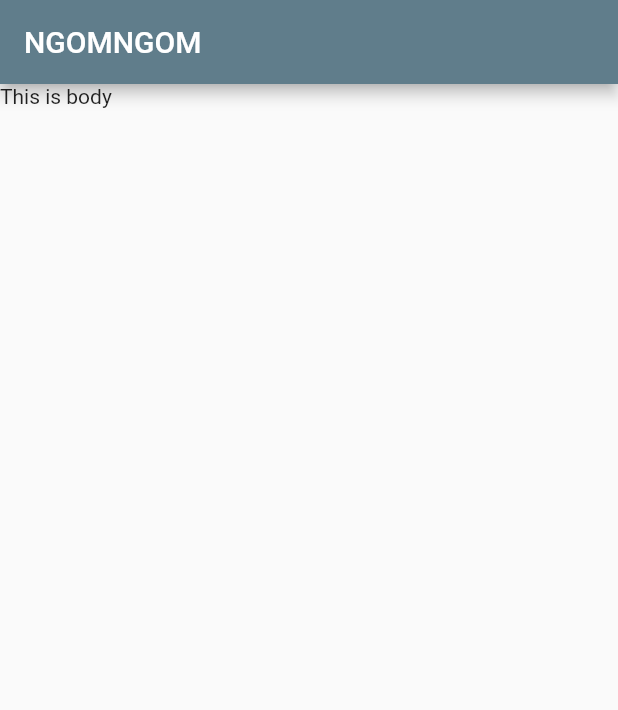
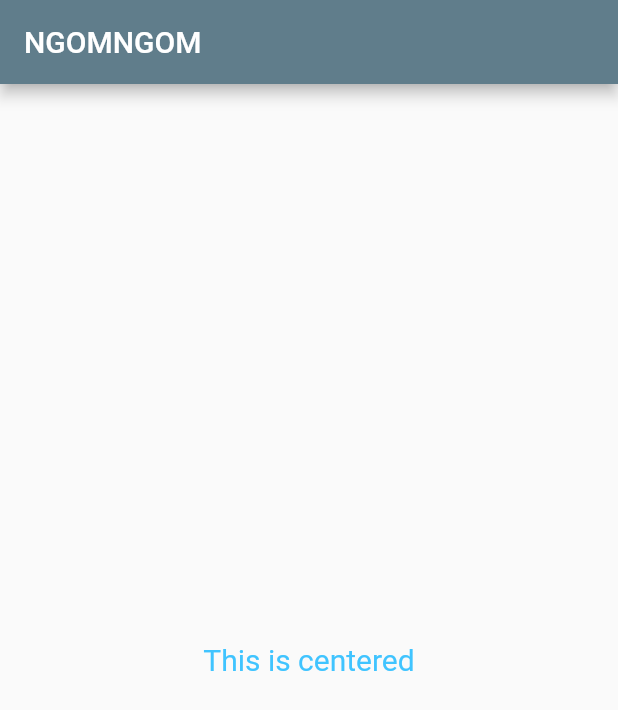
Before and after one commit to NGOMNGOM/FlutterRepo, a Flutter app: the screen it shows after launch, on a phone screen of 412 x 824 dp. Shown: the top 710 px of the screen. Run offline on Flutter 3.47's test engine with Material 2 defaults, Android fonts, the phone set to English and light mode, and no system bars.

Commit message:
Stateless, Center, and Text styling

```diff
--- a/flutter_application_1/lib/main.dart
+++ b/flutter_application_1/lib/main.dart
@@ -1,11 +1,27 @@
 import "package:flutter/material.dart";
 
 void main() {
-  var app = MaterialApp(
-      title: "My Application",
-      theme: ThemeData(primarySwatch: Colors.blueGrey),
-      home: Scaffold(
-          appBar: AppBar(title: const Text("NGOMNGOM")),
-          body: const Text("This is body")));
+  var app = const MyApp();
   runApp(app);
 }
+
+class MyApp extends StatelessWidget {
+  const MyApp({super.key});
+
+  @override
+  Widget build(BuildContext context) {
+    return MaterialApp(
+        title: "My Application",
+        theme: ThemeData(primarySwatch: Colors.blueGrey),
+        home: Scaffold(
+            appBar: AppBar(title: const Text("NGOMNGOM")),
+            body: const Center(
+                child: Text(
+              "This is centered",
+              style: TextStyle(
+                fontSize: 20,
+                color: Colors.lightBlueAccent,
+              ),
+            ))));
+  }
+}
```
